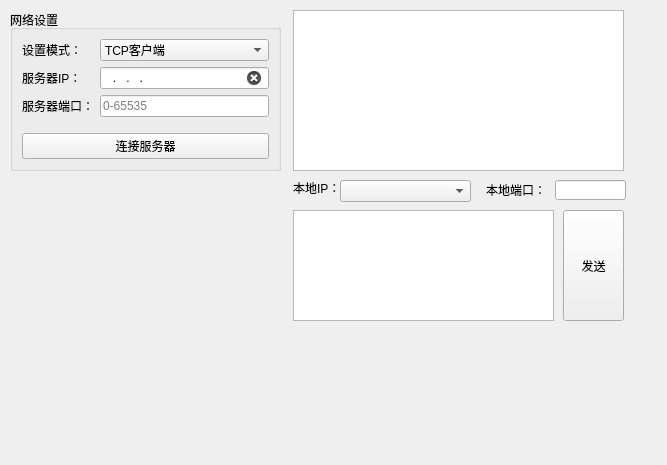
First picture: the form in pyqtLife/ui/net_assist_widget.ui, repository lujing1124/practise_test, before the edit.
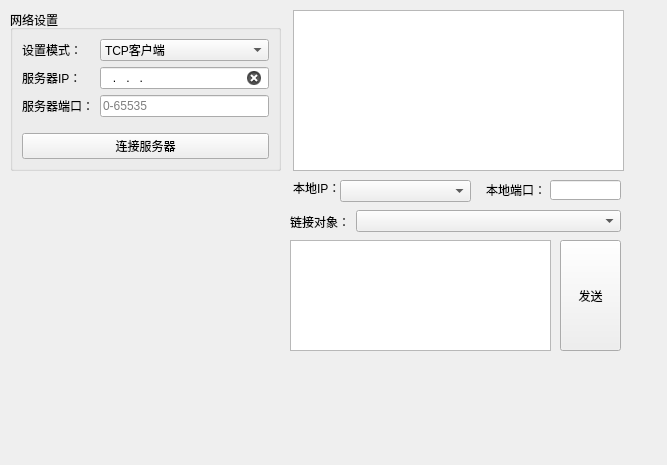
Second picture: the form after the edit. Icons and pictures are not drawn.

Diff of the .ui file:
```diff
--- a/pyqtLife/ui/net_assist_widget.ui
+++ b/pyqtLife/ui/net_assist_widget.ui
@@ -122,8 +122,8 @@
   <widget class="QTextEdit" name="textEdit_2">
    <property name="geometry">
     <rect>
-     <x>293</x>
-     <y>210</y>
+     <x>290</x>
+     <y>240</y>
      <width>261</width>
      <height>111</height>
     </rect>
@@ -132,8 +132,8 @@
   <widget class="QPushButton" name="pushButton">
    <property name="geometry">
     <rect>
-     <x>563</x>
-     <y>210</y>
+     <x>560</x>
+     <y>240</y>
      <width>61</width>
      <height>111</height>
     </rect>
@@ -181,13 +181,35 @@
   <widget class="QLineEdit" name="lineEdit">
    <property name="geometry">
     <rect>
-     <x>555</x>
+     <x>550</x>
      <y>180</y>
      <width>71</width>
      <height>20</height>
     </rect>
    </property>
   </widget>
+  <widget class="QWidget" name="">
+   <property name="geometry">
+    <rect>
+     <x>290</x>
+     <y>210</y>
+     <width>331</width>
+     <height>23</height>
+    </rect>
+   </property>
+   <layout class="QHBoxLayout" name="horizontalLayout" stretch="0,1">
+    <item>
+     <widget class="QLabel" name="label_3">
+      <property name="text">
+       <string>链接对象：</string>
+      </property>
+     </widget>
+    </item>
+    <item>
+     <widget class="QComboBox" name="comboBox"/>
+    </item>
+   </layout>
+  </widget>
  </widget>
  <resources>
   <include location="resource.qrc"/>
```
Left out of the diff: 12 changed lines with no effect on the pictures.
